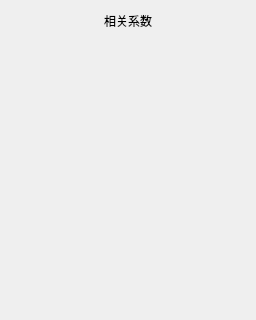
The window that hs_corelatecof.ui (Ying3141/yizumi-monitor) describes before a commit, drawn with Qt 5; both pictures show x 0 to 256 and y 0 to 320 of the 256 by 576 pixel window.
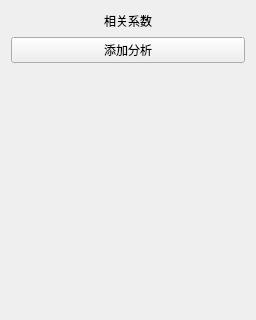
The same window after the commit.

Commit message: 1.添加历史数据窗口

The edit to the form file:
```diff
--- a/hs_corelatecof.ui
+++ b/hs_corelatecof.ui
@@ -36,6 +36,13 @@
      </property>
     </widget>
    </item>
+   <item>
+    <widget class="QPushButton" name="pushButton">
+     <property name="text">
+      <string>添加分析</string>
+     </property>
+    </widget>
+   </item>
    <item>
     <spacer name="verticalSpacer">
      <property name="orientation">
```
The commit also changes 13 other files.
